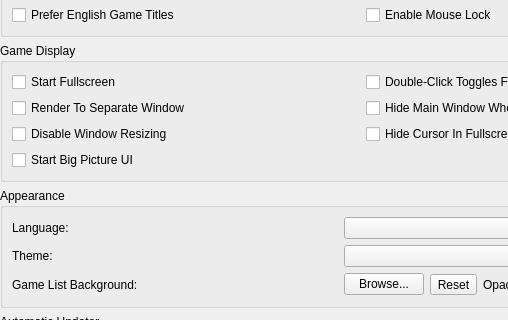
Above: app/src/main/cpp/pcsx2/pcsx2-qt/Settings/InterfaceSettingsWidget.ui from Solven190/EmuCoreX before the change; both pictures show x 0 to 508 and y 128 to 448 of the 725 by 637 pixel window. Below: the same form after it.
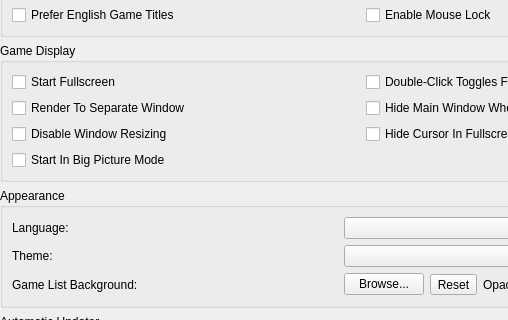
That is the form after the change. Icons and pictures are not drawn.

Patch:
```diff
--- a/app/src/main/cpp/pcsx2/pcsx2-qt/Settings/InterfaceSettingsWidget.ui
+++ b/app/src/main/cpp/pcsx2/pcsx2-qt/Settings/InterfaceSettingsWidget.ui
@@ -153,7 +153,7 @@
       <item row="3" column="0">
        <widget class="QCheckBox" name="startFullscreenUI">
         <property name="text">
-         <string>Start Big Picture UI</string>
+         <string>Start In Big Picture Mode</string>
         </property>
        </widget>
       </item>
```
